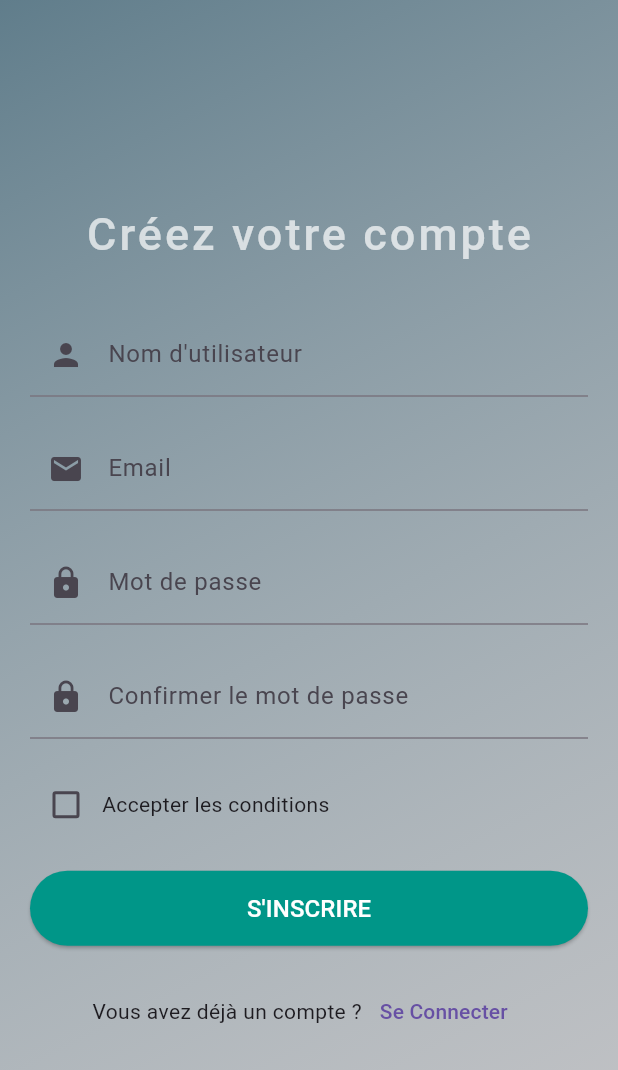
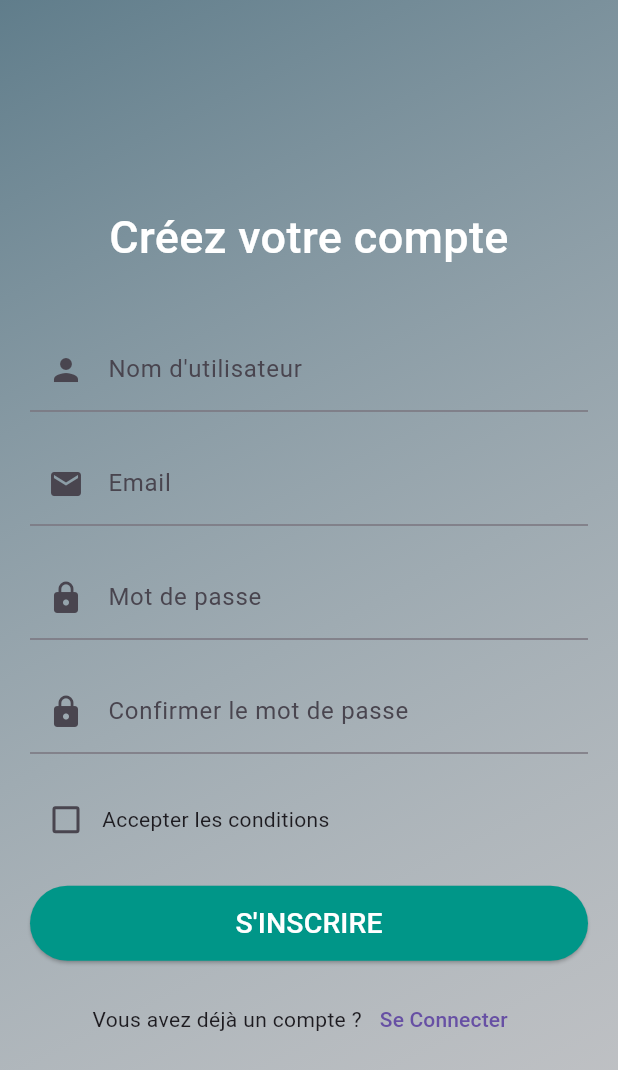
Before and after one commit to sassank/FlutterCoachApp, a Flutter app: the RegisterPage screen opened directly, on a phone screen of 412 x 824 dp. Shown: the top 1070 px of the screen. Run offline on Flutter 3.47's test engine with Material 3 defaults, Android fonts, the light colour scheme and no system bars.

Commit message:
change font settings

```diff
--- a/lib/screens/register_screen.dart
+++ b/lib/screens/register_screen.dart
@@ -27,11 +27,11 @@ class RegisterPage extends StatelessWidget {
                   const SizedBox(height: 8),
                   const Text(
                     'Créez votre compte',
+                    textAlign: TextAlign.center,  // Center align text
                     style: TextStyle(
                       fontSize: 30,
-                      height: 1.5,
-                      letterSpacing: 2,
-                      color: Colors.white70,
+                      height: 2,
+                      color: Colors.white,
                       fontWeight: FontWeight.w500,
                     ),
                   ),
@@ -94,10 +94,10 @@ class RegisterPage extends StatelessWidget {
                     onPressed: () {},
                     child: const Text(
                       'S\'INSCRIRE',
-                      style: TextStyle(fontSize: 16),
+                      style: TextStyle(fontSize: 19),
                     ),
                   ),
-                  const SizedBox(height: 20),
+                  const SizedBox(height: 15),
                   Row(
                     mainAxisAlignment: MainAxisAlignment.center,
                     children: [
@@ -108,7 +108,6 @@ class RegisterPage extends StatelessWidget {
                             context,
                             MaterialPageRoute(builder: (context) => const LoginScreen()),
                           );
-                          print('button pressed!');
                         },
                         child: const Text('Se Connecter'),
                       ),
```
